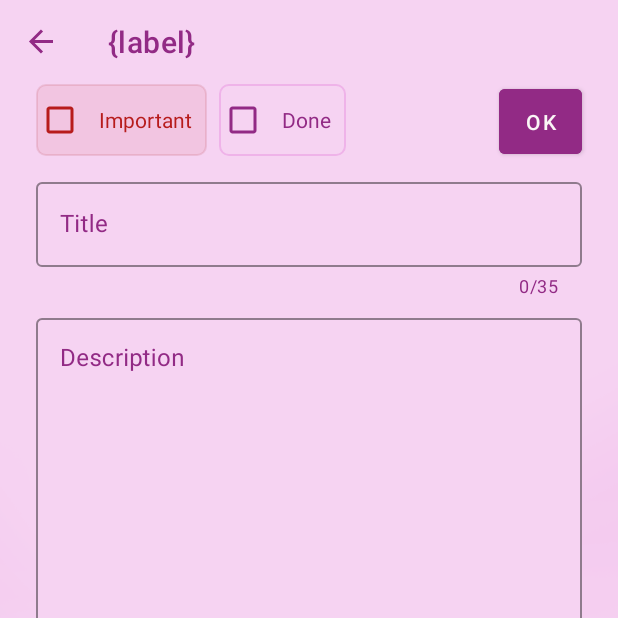
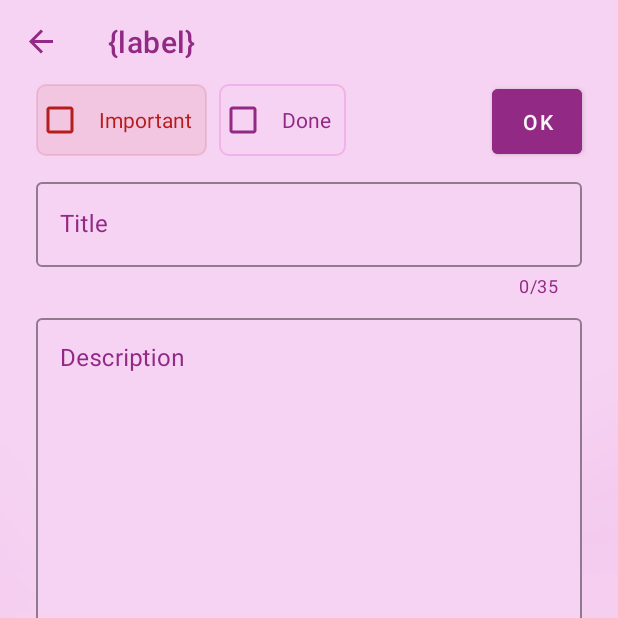
Before and after one commit to dentorion/Tasks, an Android app: the screen it shows after launch (MainActivity), after a tap on "Add button", on a phone screen of 412 x 824 dp, the top half of it. Run offline under Robolectric (Android 15) with nearby library versions, the phone set to English and light mode, and no system bars; our stand-ins replace Dagger/Hilt's generated code, Room's generated code, navigation-ui.

Commit message:
OK button width became 60dp in addEdit screen.

```diff
--- a/app/src/main/java/com/entin/lighttasks/presentation/ui/main/adapter/AllTasksAdapter.kt
+++ b/app/src/main/java/com/entin/lighttasks/presentation/ui/main/adapter/AllTasksAdapter.kt
@@ -8,11 +8,10 @@ import androidx.recyclerview.widget.ListAdapter
 import androidx.recyclerview.widget.RecyclerView
 import com.entin.lighttasks.R
 import com.entin.lighttasks.databinding.ItemBinding
-
 import com.entin.lighttasks.domain.entity.Task
 
 class AllTasksAdapter(
-    private val listener: OnClickOnEmpty
+    private val listener: OnClickOnEmpty,
 ) : ListAdapter<Task, AllTasksAdapter.TaskViewHolder>(DiffCallback()) {
 
     override fun onCreateViewHolder(parent: ViewGroup, viewType: Int): TaskViewHolder {
--- a/app/src/main/res/layout/fragment_edit_task.xml
+++ b/app/src/main/res/layout/fragment_edit_task.xml
@@ -44,7 +44,7 @@
 
         <com.google.android.material.button.MaterialButton
             android:id="@+id/add_new_task_ok_button"
-            android:layout_width="55dp"
+            android:layout_width="60dp"
             android:layout_height="55dp"
             android:backgroundTint="@color/color_main"
             android:text="@string/new_edit_fragment_btn_ok"
```
Also changed, not shown: app/src/main/java/com/entin/lighttasks/presentation/ui/main/adapter/OnClickOnEmpty.kt (line endings or trailing spaces).
